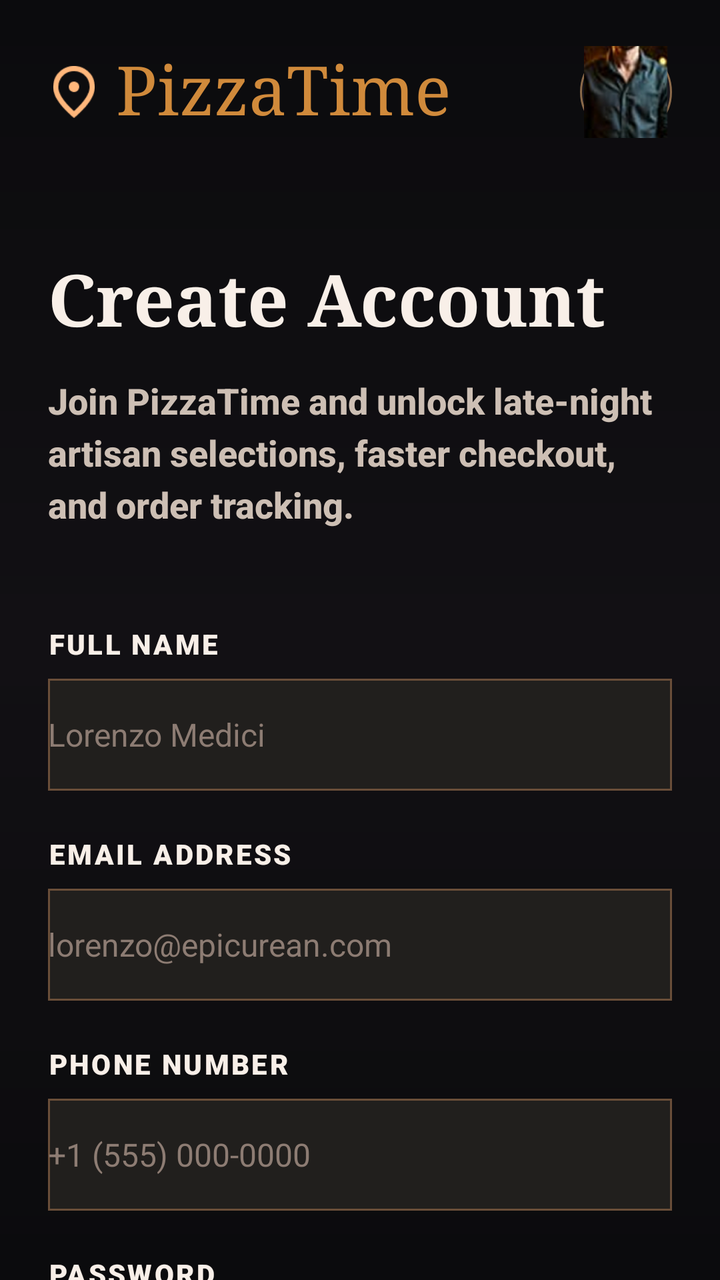
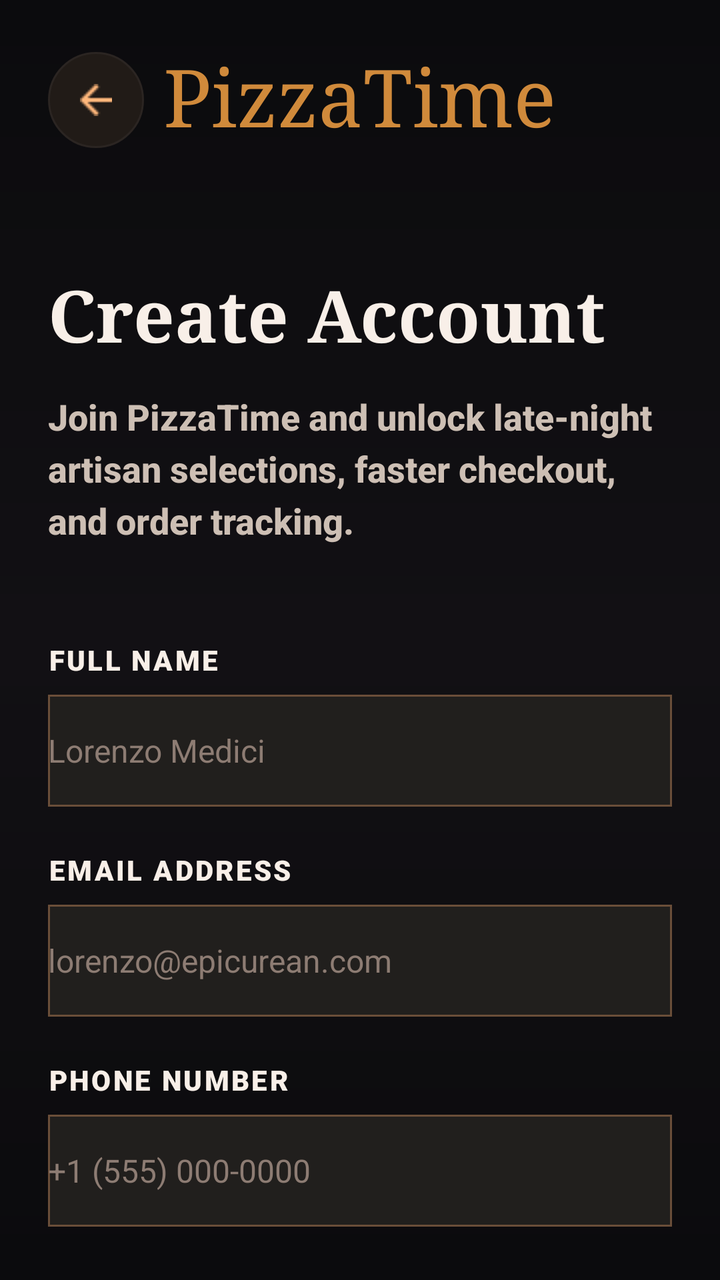

Before-and-after screenshots of an Android layout around one commit, followed by the original layout XML and the change that was made.
<!-- AndroidManifest.xml: application theme Theme.PizzaTime -->
<!-- res/layout/fragment_register.xml -->
<?xml version="1.0" encoding="utf-8"?>
<ScrollView xmlns:android="http://schemas.android.com/apk/res/android"
    android:id="@+id/registerRoot"
    android:layout_width="match_parent"
    android:layout_height="match_parent"
    android:background="@drawable/bg_app_dark"
    android:fillViewport="true"
    android:overScrollMode="never"
    android:scrollbars="none">

    <LinearLayout
        android:id="@+id/registerContent"
        android:layout_width="match_parent"
        android:layout_height="wrap_content"
        android:orientation="vertical"
        android:paddingStart="24dp"
        android:paddingTop="18dp"
        android:paddingEnd="24dp"
        android:paddingBottom="36dp">

        
        <LinearLayout
            android:id="@+id/registerTopBar"
            android:layout_width="match_parent"
            android:layout_height="56dp"
            android:gravity="center_vertical"
            android:orientation="horizontal">

            <ImageView
                android:id="@+id/imgRegisterLocation"
                android:layout_width="26dp"
                android:layout_height="26dp"
                android:contentDescription="@string/register_top_location_content_description"
                android:src="@drawable/ic_location" />

            <TextView
                android:id="@+id/tvRegisterBrand"
                android:layout_width="0dp"
                android:layout_height="wrap_content"
                android:layout_marginStart="8dp"
                android:layout_weight="1"
                android:fontFamily="serif"
                android:includeFontPadding="false"
                android:text="@string/app_name"
                android:textColor="@color/pt_gold"
                android:textSize="34sp" />

            <ImageView
                android:id="@+id/imgRegisterAvatar"
                android:layout_width="46dp"
                android:layout_height="46dp"
                android:background="@drawable/bg_avatar_circle"
                android:contentDescription="@string/register_avatar_content_description"
                android:padding="2dp"
                android:scaleType="centerCrop"
                android:src="@drawable/bg_avatar" />

        </LinearLayout>

        
        <TextView
            android:id="@+id/tvRegisterTitle"
            android:layout_width="match_parent"
            android:layout_height="wrap_content"
            android:layout_marginTop="56dp"
            android:fontFamily="serif"
            android:includeFontPadding="false"
            android:text="@string/register_title"
            android:textColor="@color/pt_text_primary"
            android:textSize="36sp"
            android:textStyle="bold" />

        <TextView
            android:id="@+id/tvRegisterSubtitle"
            android:layout_width="match_parent"
            android:layout_height="wrap_content"
            android:layout_marginTop="16dp"
            android:fontFamily="sans-serif-medium"
            android:lineSpacingExtra="5dp"
            android:text="@string/register_subtitle"
            android:textColor="@color/pt_text_secondary"
            android:textSize="18sp"
            android:textStyle="bold" />

        
        <TextView
            android:id="@+id/tvLabelFullName"
            android:layout_width="match_parent"
            android:layout_height="wrap_content"
            android:layout_marginTop="48dp"
            android:fontFamily="sans-serif-black"
            android:letterSpacing="0.08"
            android:text="@string/register_label_full_name"
            android:textColor="@color/pt_text_primary"
            android:textSize="14sp"
            android:textStyle="bold" />

        <EditText
            android:id="@+id/edtFullName"
            android:layout_width="match_parent"
            android:layout_height="56dp"
            android:layout_marginTop="8dp"
            android:autofillHints="name"
            android:background="@drawable/bg_input_dark"
            android:hint="@string/register_hint_full_name"
            android:importantForAutofill="yes"
            android:inputType="textPersonName"
            android:paddingStart="0dp"
            android:paddingEnd="0dp"
            android:singleLine="true"
            android:textColor="@color/pt_text_primary"
            android:textColorHint="@color/pt_text_muted"
            android:textSize="16sp" />

        <TextView
            android:id="@+id/tvLabelEmail"
            android:layout_width="match_parent"
            android:layout_height="wrap_content"
            android:layout_marginTop="22dp"
            android:fontFamily="sans-serif-black"
            android:letterSpacing="0.08"
            android:text="@string/register_label_email"
            android:textColor="@color/pt_text_primary"
            android:textSize="14sp"
            android:textStyle="bold" />

        <EditText
            android:id="@+id/edtEmail"
            android:layout_width="match_parent"
            android:layout_height="56dp"
            android:layout_marginTop="8dp"
            android:autofillHints="emailAddress"
            android:background="@drawable/bg_input_dark"
            android:hint="@string/register_hint_email"
            android:importantForAutofill="yes"
            android:inputType="textEmailAddress"
            android:paddingStart="0dp"
            android:paddingEnd="0dp"
            android:singleLine="true"
            android:textColor="@color/pt_text_primary"
            android:textColorHint="@color/pt_text_muted"
            android:textSize="16sp" />

        <TextView
            android:id="@+id/tvLabelPhone"
            android:layout_width="match_parent"
            android:layout_height="wrap_content"
            android:layout_marginTop="22dp"
            android:fontFamily="sans-serif-black"
            android:letterSpacing="0.08"
            android:text="@string/register_label_phone"
            android:textColor="@color/pt_text_primary"
            android:textSize="14sp"
            android:textStyle="bold" />

        <EditText
            android:id="@+id/edtPhone"
            android:layout_width="match_parent"
            android:layout_height="56dp"
            android:layout_marginTop="8dp"
            android:autofillHints="phone"
            android:background="@drawable/bg_input_dark"
            android:hint="@string/register_hint_phone"
            android:importantForAutofill="yes"
            android:inputType="phone"
            android:paddingStart="0dp"
            android:paddingEnd="0dp"
            android:singleLine="true"
            android:textColor="@color/pt_text_primary"
            android:textColorHint="@color/pt_text_muted"
            android:textSize="16sp" />

        <TextView
            android:id="@+id/tvLabelPassword"
            android:layout_width="match_parent"
            android:layout_height="wrap_content"
            android:layout_marginTop="22dp"
            android:fontFamily="sans-serif-black"
            android:letterSpacing="0.08"
            android:text="@string/register_label_password"
            android:textColor="@color/pt_text_primary"
            android:textSize="14sp"
            android:textStyle="bold" />

        <EditText
            android:id="@+id/edtPassword"
            android:layout_width="match_parent"
            android:layout_height="56dp"
            android:layout_marginTop="8dp"
            android:autofillHints="password"
            android:background="@drawable/bg_input_dark"
            android:hint="@string/register_hint_password"
            android:importantForAutofill="yes"
            android:inputType="textPassword"
            android:paddingStart="0dp"
            android:paddingEnd="0dp"
            android:singleLine="true"
            android:textColor="@color/pt_text_primary"
            android:textColorHint="@color/pt_text_muted"
            android:textSize="16sp" />

        <TextView
            android:id="@+id/tvLabelConfirm"
            android:layout_width="match_parent"
            android:layout_height="wrap_content"
            android:layout_marginTop="22dp"
            android:fontFamily="sans-serif-black"
            android:letterSpacing="0.08"
            android:text="@string/register_label_confirm"
            android:textColor="@color/pt_text_primary"
            android:textSize="14sp"
            android:textStyle="bold" />

        <EditText
            android:id="@+id/edtConfirmPassword"
            android:layout_width="match_parent"
            android:layout_height="56dp"
            android:layout_marginTop="8dp"
            android:autofillHints="password"
            android:background="@drawable/bg_input_dark"
            android:hint="@string/register_hint_confirm"
            android:importantForAutofill="yes"
            android:inputType="textPassword"
            android:paddingStart="0dp"
            android:paddingEnd="0dp"
            android:singleLine="true"
            android:textColor="@color/pt_text_primary"
            android:textColorHint="@color/pt_text_muted"
            android:textSize="16sp" />

        
        <LinearLayout
            android:id="@+id/termsRow"
            android:layout_width="match_parent"
            android:layout_height="wrap_content"
            android:layout_marginTop="24dp"
            android:gravity="top"
            android:orientation="horizontal">

            <View
                android:id="@+id/checkboxTerms"
                android:layout_width="20dp"
                android:layout_height="20dp"
                android:layout_marginTop="3dp"
                android:background="@drawable/bg_register_checkbox" />

            <TextView
                android:id="@+id/tvTerms"
                android:layout_width="0dp"
                android:layout_height="wrap_content"
                android:layout_marginStart="12dp"
                android:layout_weight="1"
                android:lineSpacingExtra="3dp"
                android:textColor="@color/pt_text_primary"
                android:textSize="16sp"
                android:textStyle="bold"
                android:text="@string/register_terms_prefix" />

        </LinearLayout>

        
        <TextView
            android:id="@+id/btnCreateAccount"
            android:layout_width="match_parent"
            android:layout_height="66dp"
            android:layout_marginTop="28dp"
            android:background="@drawable/bg_button_primary_gold"
            android:clickable="true"
            android:focusable="true"
            android:gravity="center"
            android:text="@string/register_create_account"
            android:textColor="@color/pt_text_dark"
            android:textSize="22sp"
            android:textStyle="bold" />

        <TextView
            android:id="@+id/btnBackToLogin"
            android:layout_width="match_parent"
            android:layout_height="wrap_content"
            android:layout_marginTop="28dp"
            android:clickable="true"
            android:focusable="true"
            android:gravity="center"
            android:text="@string/register_back_to_login"
            android:textColor="@color/pt_text_primary"
            android:textSize="13sp"
            android:textStyle="bold" />

        
        <LinearLayout
            android:id="@+id/socialDivider"
            android:layout_width="match_parent"
            android:layout_height="wrap_content"
            android:layout_marginTop="36dp"
            android:gravity="center_vertical"
            android:orientation="horizontal">

            <View
                android:layout_width="0dp"
                android:layout_height="1dp"
                android:layout_weight="1"
                android:background="@drawable/bg_register_divider" />

            <TextView
                android:id="@+id/tvOrJoinWith"
                android:layout_width="wrap_content"
                android:layout_height="wrap_content"
                android:layout_marginStart="16dp"
                android:layout_marginEnd="16dp"
                android:fontFamily="sans-serif-black"
                android:letterSpacing="0.12"
                android:text="@string/register_or_join_with"
                android:textColor="@color/pt_text_muted"
                android:textSize="12sp"
                android:textStyle="bold" />

            <View
                android:layout_width="0dp"
                android:layout_height="1dp"
                android:layout_weight="1"
                android:background="@drawable/bg_register_divider" />

        </LinearLayout>

        <LinearLayout
            android:id="@+id/socialButtons"
            android:layout_width="match_parent"
            android:layout_height="wrap_content"
            android:layout_marginTop="24dp"
            android:orientation="horizontal">

            <TextView
                android:id="@+id/btnGoogle"
                android:layout_width="0dp"
                android:layout_height="54dp"
                android:layout_weight="1"
                android:background="@drawable/bg_social_button"
                android:clickable="true"
                android:focusable="true"
                android:gravity="center"
                android:text="@string/register_google"
                android:textColor="@color/pt_text_primary"
                android:textSize="15sp"
                android:textStyle="bold" />

            <TextView
                android:id="@+id/btnFacebook"
                android:layout_width="0dp"
                android:layout_height="54dp"
                android:layout_marginStart="20dp"
                android:layout_weight="1"
                android:background="@drawable/bg_social_button"
                android:clickable="true"
                android:focusable="true"
                android:gravity="center"
                android:text="@string/register_facebook"
                android:textColor="@color/pt_text_primary"
                android:textSize="15sp"
                android:textStyle="bold" />

        </LinearLayout>

        
        <TextView
            android:id="@+id/tvExperienceTitle"
            android:layout_width="match_parent"
            android:layout_height="wrap_content"
            android:layout_marginTop="88dp"
            android:fontFamily="sans-serif-black"
            android:letterSpacing="0.06"
            android:text="@string/register_experience_title"
            android:textColor="@color/pt_gold"
            android:textSize="15sp"
            android:textStyle="bold" />

        <LinearLayout
            android:id="@+id/experienceGrid"
            android:layout_width="match_parent"
            android:layout_height="360dp"
            android:layout_marginTop="22dp"
            android:orientation="horizontal">

            <ImageView
                android:id="@+id/imgExperienceOven"
                android:layout_width="0dp"
                android:layout_height="match_parent"
                android:layout_marginEnd="10dp"
                android:layout_weight="1"
                android:background="@drawable/bg_register_experience_card"
                android:contentDescription="@string/register_image_oven_content_description"
                android:scaleType="centerCrop"
                android:src="@drawable/img_welcome_hero" />

            <LinearLayout
                android:layout_width="0dp"
                android:layout_height="match_parent"
                android:layout_marginStart="10dp"
                android:layout_weight="1"
                android:orientation="vertical">

                <ImageView
                    android:id="@+id/imgExperienceKitchen"
                    android:layout_width="match_parent"
                    android:layout_height="0dp"
                    android:layout_weight="1"
                    android:background="@drawable/bg_register_experience_card"
                    android:contentDescription="@string/register_image_kitchen_content_description"
                    android:scaleType="centerCrop"
                    android:src="@drawable/img_welcome_hero" />

                <LinearLayout
                    android:id="@+id/cardArtisanQuality"
                    android:layout_width="match_parent"
                    android:layout_height="0dp"
                    android:layout_marginTop="18dp"
                    android:layout_weight="1"
                    android:background="@drawable/bg_register_experience_card"
                    android:gravity="center"
                    android:orientation="vertical">

                    <TextView
                        android:id="@+id/tvQualityStar"
                        android:layout_width="wrap_content"
                        android:layout_height="wrap_content"
                        android:text="★"
                        android:textColor="@color/pt_gold"
                        android:textSize="42sp" />

                    <TextView
                        android:id="@+id/tvQualityText"
                        android:layout_width="wrap_content"
                        android:layout_height="wrap_content"
                        android:layout_marginTop="6dp"
                        android:fontFamily="sans-serif-black"
                        android:letterSpacing="0.08"
                        android:text="@string/register_artisan_quality"
                        android:textColor="@color/pt_text_primary"
                        android:textSize="14sp"
                        android:textStyle="bold" />

                </LinearLayout>

            </LinearLayout>

        </LinearLayout>

    </LinearLayout>

</ScrollView>
<!-- resources referenced by this layout -->
<resources>
  <color name="pt_gold">#D08A3B</color>
  <color name="pt_text_dark">#3A210F</color>
  <color name="pt_text_muted">#8D7C73</color>
  <color name="pt_text_primary">#F8EFE8</color>
  <color name="pt_text_secondary">#CDBFB4</color>
  <!-- drawable bg_avatar: png bitmap (drawable, 20096 bytes) -->
  <!-- drawable bg_avatar_circle (drawable) -->
  <?xml version="1.0" encoding="utf-8"?>
  <shape xmlns:android="http://schemas.android.com/apk/res/android"
      android:shape="oval">
      <solid android:color="@color/pt_dark_2" />
      <stroke
          android:width="1dp"
          android:color="@color/pt_stroke_gold" />
  </shape>
  <!-- drawable bg_button_primary_gold (drawable) -->
  ﻿<shape xmlns:android="http://schemas.android.com/apk/res/android">
      <corners android:radius="16dp" />
      <solid android:color="#D1843D" />
  </shape>
  <!-- drawable bg_register_checkbox (drawable) -->
  ﻿<shape xmlns:android="http://schemas.android.com/apk/res/android">
      <corners android:radius="2dp" />
      <solid android:color="#2A2725" />
      <stroke
          android:width="1dp"
          android:color="#6A4E39" />
  </shape>
  <!-- drawable bg_register_divider (drawable) -->
  ﻿<shape xmlns:android="http://schemas.android.com/apk/res/android">
      <size android:height="1dp" />
      <solid android:color="#4F3929" />
  </shape>
  <!-- drawable bg_register_experience_card (drawable) -->
  ﻿<shape xmlns:android="http://schemas.android.com/apk/res/android">
      <corners android:radius="18dp" />
      <solid android:color="#302C2A" />
      <stroke
          android:width="1dp"
          android:color="#6A4E39" />
  </shape>
  <!-- drawable bg_social_button (drawable) -->
  ﻿<shape xmlns:android="http://schemas.android.com/apk/res/android">
      <corners android:radius="10dp" />
      <solid android:color="#00151312" />
      <stroke
          android:width="1dp"
          android:color="#6A4E39" />
  </shape>
  <!-- drawable ic_location: png bitmap (drawable, 1542 bytes) -->
  <string name="app_name">PizzaTime</string>
  <string name="register_artisan_quality">ARTISAN QUALITY</string>
  <string name="register_avatar_content_description">User avatar</string>
  <string name="register_back_to_login">â€¹ Back to Login</string>
  <string name="register_create_account">CREATE ACCOUNT</string>
  <string name="register_experience_title">THE EXPERIENCE</string>
  <string name="register_facebook">Facebook</string>
  <string name="register_google">GOOGLE</string>
  <string name="register_hint_confirm">â€¢â€¢â€¢â€¢â€¢â€¢â€¢â€¢</string>
  <string name="register_hint_email">lorenzo@epicurean.com</string>
  <string name="register_hint_full_name">Lorenzo Medici</string>
  <string name="register_hint_password">â€¢â€¢â€¢â€¢â€¢â€¢â€¢â€¢</string>
  <string name="register_hint_phone">+1 (555) 000-0000</string>
  <string name="register_image_kitchen_content_description">Artisan kitchen preparation</string>
  <string name="register_image_oven_content_description">Wood fired pizza oven</string>
  <string name="register_label_confirm">CONFIRM</string>
  <string name="register_label_email">EMAIL ADDRESS</string>
  <string name="register_label_full_name">FULL NAME</string>
  <string name="register_label_password">PASSWORD</string>
  <string name="register_label_phone">PHONE NUMBER</string>
  <string name="register_or_join_with">OR JOIN WITH</string>
  <string name="register_subtitle">Join PizzaTime and unlock late-night artisan selections, faster checkout, and order tracking.</string>
  <string name="register_terms_prefix">I agree to the </string>
  <string name="register_title">Create Account</string>
  <string name="register_top_location_content_description">PizzaTime location mark</string>
  <color name="pt_black">#0B0B0D</color>
  <color name="pt_dark">#121014</color>
  <color name="pt_dark_2">#1A171D</color>
  <color name="pt_stroke_gold">#8B6A4A</color>
  <color name="white">#FFFFFFFF</color>
  <color name="black">#FF000000</color>
  <!-- unchanged entries left out for length: 4 -->
</resources>

<!-- the commit's change to res/layout/fragment_register.xml (unified diff, before → after) -->
@@ -19,43 +19,37 @@
         android:paddingBottom="36dp">
 
         
-        <LinearLayout
+        <FrameLayout
             android:id="@+id/registerTopBar"
             android:layout_width="match_parent"
-            android:layout_height="56dp"
-            android:gravity="center_vertical"
-            android:orientation="horizontal">
+            android:layout_height="64dp">
 
             <ImageView
-                android:id="@+id/imgRegisterLocation"
-                android:layout_width="26dp"
-                android:layout_height="26dp"
-                android:contentDescription="@string/register_top_location_content_description"
-                android:src="@drawable/ic_location" />
+                android:id="@+id/btnBack"
+                android:layout_width="48dp"
+                android:layout_height="48dp"
+                android:layout_gravity="start|center_vertical"
+                android:background="@drawable/bg_login_back_button"
+                android:clickable="true"
+                android:contentDescription="@string/common_back_content_description"
+                android:focusable="true"
+                android:foreground="?attr/selectableItemBackgroundBorderless"
+                android:padding="13dp"
+                android:scaleType="centerInside"
+                android:src="@drawable/ic_back" />
 
             <TextView
                 android:id="@+id/tvRegisterBrand"
-                android:layout_width="0dp"
+                android:layout_width="wrap_content"
                 android:layout_height="wrap_content"
-                android:layout_marginStart="8dp"
-                android:layout_weight="1"
+                android:layout_gravity="center"
                 android:fontFamily="serif"
                 android:includeFontPadding="false"
                 android:text="@string/app_name"
                 android:textColor="@color/pt_gold"
-                android:textSize="34sp" />
-
-            <ImageView
-                android:id="@+id/imgRegisterAvatar"
-                android:layout_width="46dp"
-                android:layout_height="46dp"
-                android:background="@drawable/bg_avatar_circle"
-                android:contentDescription="@string/register_avatar_content_description"
-                android:padding="2dp"
-                android:scaleType="centerCrop"
-                android:src="@drawable/bg_avatar" />
-
-        </LinearLayout>
+                android:textSize="40sp" />
+
+        </FrameLayout>
 
         
         <TextView
@@ -273,18 +267,6 @@
             android:textSize="22sp"
             android:textStyle="bold" />
 
-        <TextView
-            android:id="@+id/btnBackToLogin"
-            android:layout_width="match_parent"
-            android:layout_height="wrap_content"
-            android:layout_marginTop="28dp"
-            android:clickable="true"
-            android:focusable="true"
-            android:gravity="center"
-            android:text="@string/register_back_to_login"
-            android:textColor="@color/pt_text_primary"
-            android:textSize="13sp"
-            android:textStyle="bold" />
 
         
         <LinearLayout
<!-- resource entries referenced after the edit -->
@@ -5,20 +5,22 @@
   <color name="pt_text_muted">#8D7C73</color>
   <color name="pt_text_primary">#F8EFE8</color>
   <color name="pt_text_secondary">#CDBFB4</color>
-  <!-- drawable bg_avatar: png bitmap (drawable, 20096 bytes) -->
-  <!-- drawable bg_avatar_circle (drawable) -->
-  <?xml version="1.0" encoding="utf-8"?>
-  <shape xmlns:android="http://schemas.android.com/apk/res/android"
-      android:shape="oval">
-      <solid android:color="@color/pt_dark_2" />
-      <stroke
-          android:width="1dp"
-          android:color="@color/pt_stroke_gold" />
-  </shape>
   <!-- drawable bg_button_primary_gold (drawable) -->
   ﻿<shape xmlns:android="http://schemas.android.com/apk/res/android">
       <corners android:radius="16dp" />
       <solid android:color="#D1843D" />
+  </shape>
+  <!-- drawable bg_login_back_button (drawable) -->
+  <?xml version="1.0" encoding="utf-8"?>
+  <shape xmlns:android="http://schemas.android.com/apk/res/android"
+      android:shape="oval">
+  
+      <solid android:color="@color/pt_surface_dark" />
+  
+      <stroke
+          android:width="1dp"
+          android:color="@color/pt_stroke_dark" />
+  
   </shape>
   <!-- drawable bg_register_checkbox (drawable) -->
   ﻿<shape xmlns:android="http://schemas.android.com/apk/res/android">
@@ -49,11 +51,10 @@
           android:width="1dp"
           android:color="#6A4E39" />
   </shape>
-  <!-- drawable ic_location: png bitmap (drawable, 1542 bytes) -->
+  <!-- drawable ic_back: png bitmap (drawable, 278 bytes) -->
   <string name="app_name">PizzaTime</string>
+  <string name="common_back_content_description">Back</string>
   <string name="register_artisan_quality">ARTISAN QUALITY</string>
-  <string name="register_avatar_content_description">User avatar</string>
-  <string name="register_back_to_login">â€¹ Back to Login</string>
   <string name="register_create_account">CREATE ACCOUNT</string>
   <string name="register_experience_title">THE EXPERIENCE</string>
   <string name="register_facebook">Facebook</string>
@@ -74,11 +75,10 @@
   <string name="register_subtitle">Join PizzaTime and unlock late-night artisan selections, faster checkout, and order tracking.</string>
   <string name="register_terms_prefix">I agree to the </string>
   <string name="register_title">Create Account</string>
-  <string name="register_top_location_content_description">PizzaTime location mark</string>
   <color name="pt_black">#0B0B0D</color>
   <color name="pt_dark">#121014</color>
-  <color name="pt_dark_2">#1A171D</color>
-  <color name="pt_stroke_gold">#8B6A4A</color>
+  <color name="pt_surface_dark">#211B17</color>
+  <color name="pt_stroke_dark">#2B2522</color>
   <color name="white">#FFFFFFFF</color>
   <color name="black">#FF000000</color>
   <!-- unchanged entries left out for length: 4 -->
